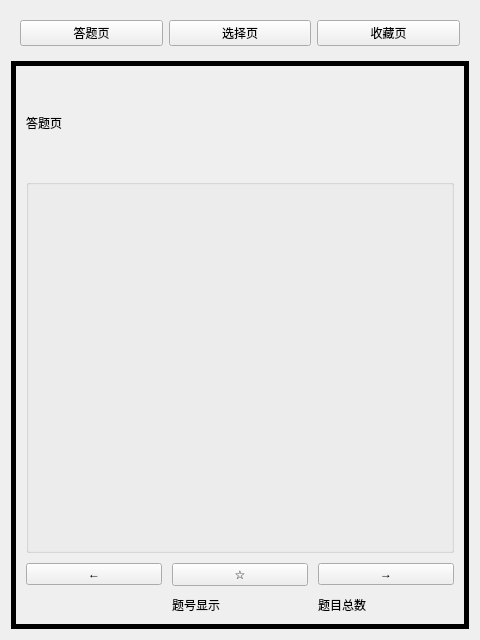
The window that src/ui/widgetOfStart.ui (azh-1415926/CS_Contest) describes before a commit, drawn with Qt 5.
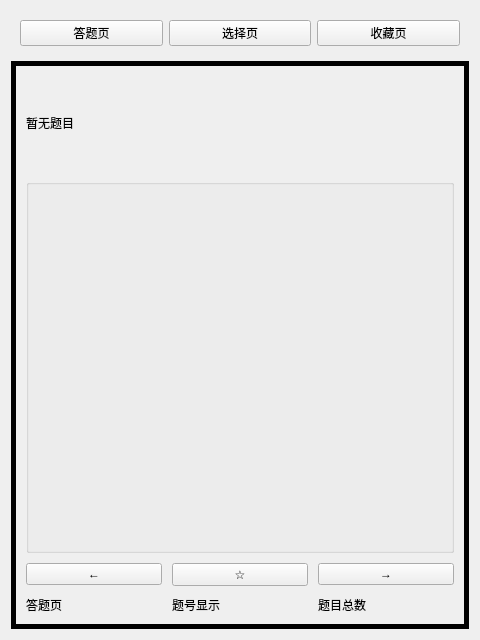
The same window after the commit. Custom widgets are drawn as their Qt base class.

Commit message: 提升 collectButton 作为组件，初步替换掉部分代码

What changed in the file:
```diff
--- a/src/ui/widgetOfStart.ui
+++ b/src/ui/widgetOfStart.ui
@@ -69,7 +69,7 @@
        <item>
         <widget class="QLabel" name="textOfQuestion">
          <property name="text">
-          <string>答题页</string>
+          <string>暂无题目</string>
          </property>
          <property name="wordWrap">
           <bool>true</bool>
@@ -143,6 +143,13 @@
            </property>
           </widget>
          </item>
+         <item row="1" column="0">
+          <widget class="QLabel" name="tagOfQuestion">
+           <property name="text">
+            <string>答题页</string>
+           </property>
+          </widget>
+         </item>
         </layout>
        </item>
       </layout>
@@ -302,6 +309,11 @@
    <header>component/clickoptions.h</header>
    <container>1</container>
   </customwidget>
+  <customwidget>
+   <class>collectButton</class>
+   <extends>QPushButton</extends>
+   <header>component/collectbutton.h</header>
+  </customwidget>
  </customwidgets>
  <resources/>
  <connections/>
```
Left out of the diff: 13 changed lines with no effect on the pictures. The commit also changes 3 other files.
